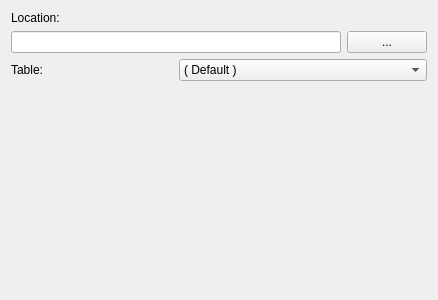
Before: the Qt Designer form src/klflibsqliteopenwidget.ui in CryFeiFei/klatexformula, drawn with Qt 5.
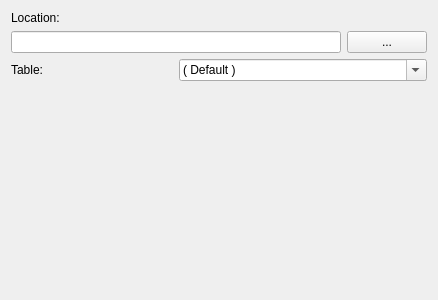
After: the same form once the commit is applied.

Diff of the .ui file:
```diff
--- a/src/klflibsqliteopenwidget.ui
+++ b/src/klflibsqliteopenwidget.ui
@@ -59,6 +59,9 @@
    </item>
    <item row="2" column="1" colspan="2">
     <widget class="QComboBox" name="cbxTable">
+     <property name="editable">
+      <bool>true</bool>
+     </property>
      <item>
       <property name="text">
        <string extracomment="[[sqlite open widget; use default table]]">( Default )</string>
```
